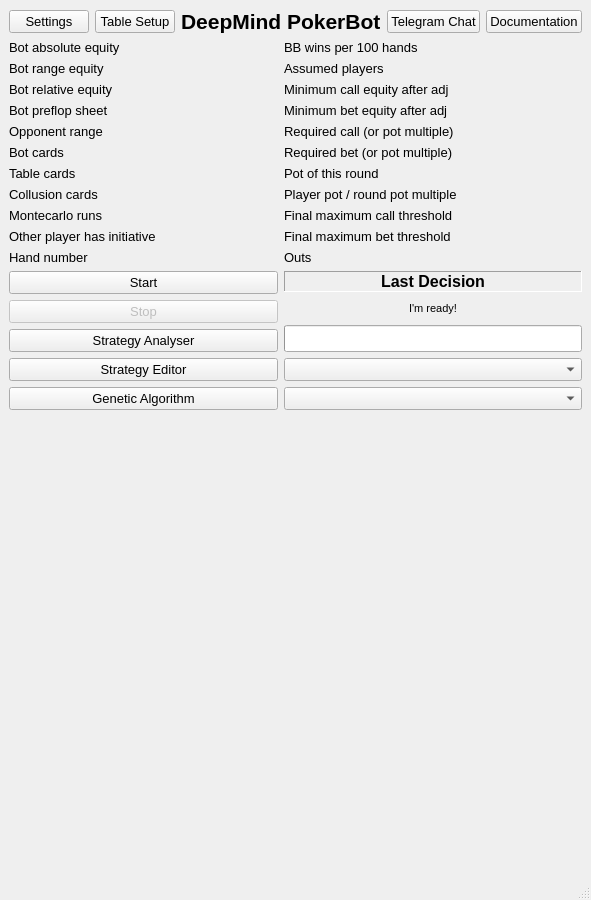
Before: the Qt Designer form poker/gui/ui/main_form.ui in dickreuter/Poker, drawn with Qt 5.
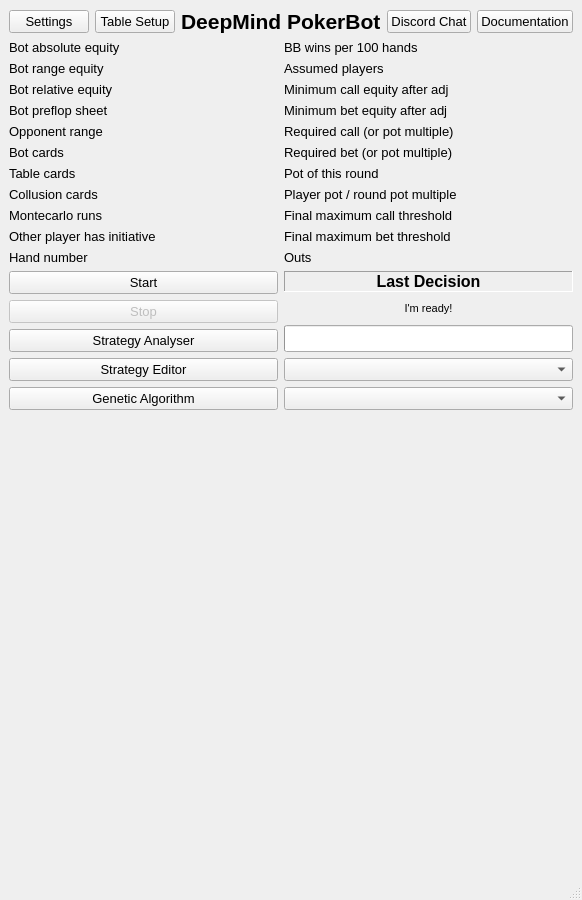
After: the same form once the commit is applied.

Commit message: move to discord chat

```diff
--- a/poker/gui/ui/main_form.ui
+++ b/poker/gui/ui/main_form.ui
@@ -169,7 +169,7 @@
        </font>
       </property>
       <property name="text">
-       <string>Telegram Chat</string>
+       <string>Discord Chat</string>
       </property>
      </widget>
     </item>
```
The commit also changes 3 other files.
